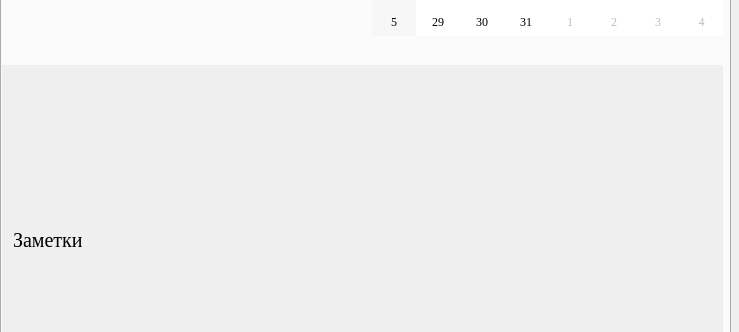
Before: the Qt Designer form mainwindow.ui in artempal/course_2016, drawn with Qt 5; both pictures show x 0 to 739 and y 311 to 643 of the 739 by 743 pixel window.
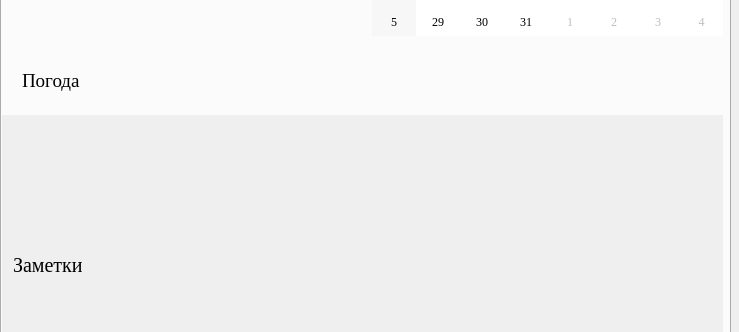
After: the same form once the commit is applied.

Commit message: lable с погодой

The edit to the form file:
```diff
--- a/mainwindow.ui
+++ b/mainwindow.ui
@@ -130,9 +130,9 @@
       <property name="geometry">
        <rect>
         <x>0</x>
-        <y>350</y>
+        <y>400</y>
         <width>721</width>
-        <height>351</height>
+        <height>301</height>
        </rect>
       </property>
       <property name="frameShape">
@@ -153,7 +153,7 @@
          <x>0</x>
          <y>0</y>
          <width>721</width>
-         <height>351</height>
+         <height>301</height>
         </rect>
        </property>
        <layout class="QVBoxLayout" name="verticalLayout_3">
@@ -322,6 +322,26 @@
        <set>Qt::AlignCenter</set>
       </property>
      </widget>
+     <widget class="QLabel" name="weather">
+      <property name="geometry">
+       <rect>
+        <x>20</x>
+        <y>345</y>
+        <width>691</width>
+        <height>41</height>
+       </rect>
+      </property>
+      <property name="font">
+       <font>
+        <pointsize>14</pointsize>
+        <weight>50</weight>
+        <bold>false</bold>
+       </font>
+      </property>
+      <property name="text">
+       <string>Погода</string>
+      </property>
+     </widget>
     </widget>
     <widget class="QWidget" name="tab_2">
      <attribute name="title">
```
